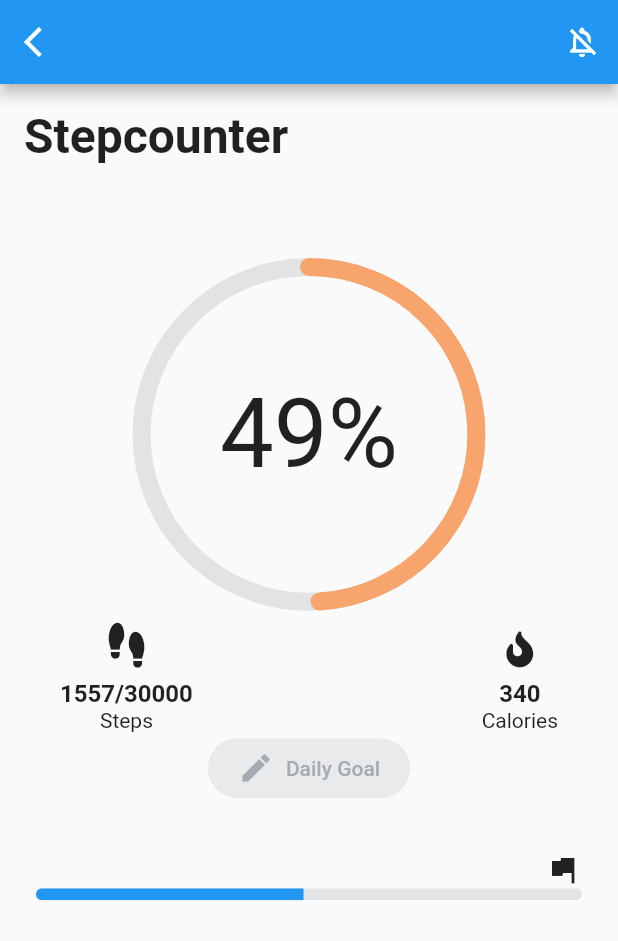
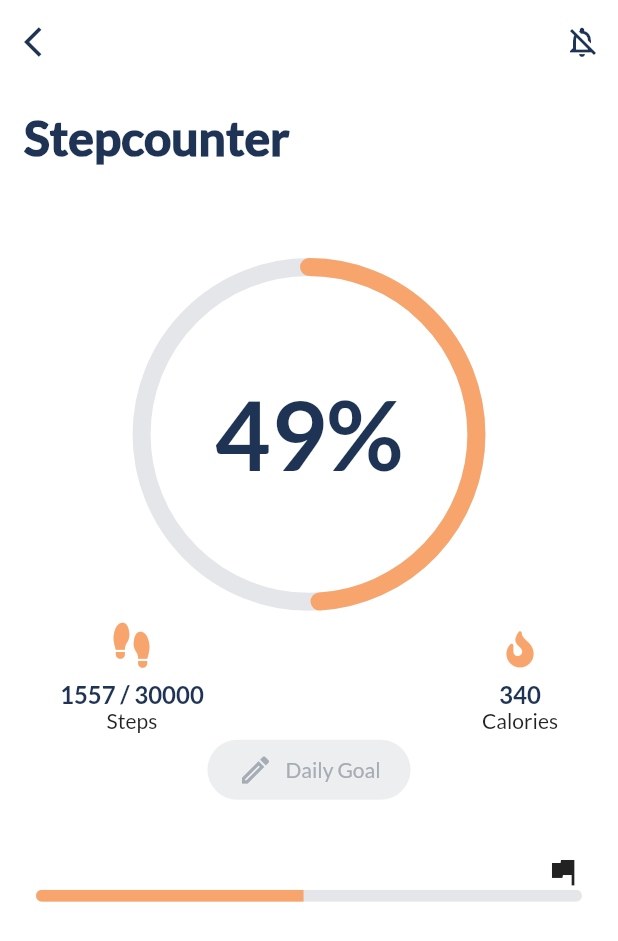
Before and after one commit to migalv/fastic_step_counter, a Flutter app: the screen it shows after launch, after a tap on "Daily Goal", on a phone screen of 412 x 824 dp. Shown: the top 941 px of the screen. Run offline on Flutter 3.47's test engine with Material 2 defaults, Android fonts, the phone set to English and light mode, and no system bars; our stand-ins replace dartz, font_awesome_flutter, freezed_annotation; generated files the repository leaves out were written again.

Commit message:
Add Lato Font Family as default font

```diff
--- a/lib/presentation/my_app.dart
+++ b/lib/presentation/my_app.dart
@@ -1,12 +1,14 @@
 import 'package:fastic_step_counter/presentation/step_counter/step_counter_page.dart';
+import 'package:fastic_step_counter/presentation/step_counter/themes/fastic_theme.dart';
 import 'package:flutter/material.dart';
 
 class MyApp extends StatelessWidget {
   @override
   Widget build(BuildContext context) {
-    return const MaterialApp(
+    return MaterialApp(
       title: 'Fastic Step Counter',
-      home: StepCounterPage(),
+      theme: fasticTheme,
+      home: const StepCounterPage(),
     );
   }
 }
--- a/lib/presentation/step_counter/step_counter_page.dart
+++ b/lib/presentation/step_counter/step_counter_page.dart
@@ -1,5 +1,6 @@
 import 'dart:math' as math;
 
+import 'package:fastic_step_counter/presentation/step_counter/themes/app_colors.dart';
 import 'package:fastic_step_counter/presentation/step_counter/widgets/circle_progress.dart';
 import 'package:fastic_step_counter/presentation/step_counter/widgets/statistics.dart';
 import 'package:flutter/material.dart';
@@ -11,17 +12,26 @@ class StepCounterPage extends StatelessWidget {
   @override
   Widget build(BuildContext context) {
     return Scaffold(
+      backgroundColor: Colors.white,
       appBar: AppBar(
         leading: IconButton(
           onPressed: () {},
-          icon: const Icon(Icons.arrow_back_ios),
+          icon: const Icon(
+            Icons.arrow_back_ios,
+            color: AppColors.darkBlue,
+          ),
         ),
         actions: [
           IconButton(
             onPressed: () {},
-            icon: const Icon(Icons.notifications_off_outlined),
+            icon: const Icon(
+              Icons.notifications_off_outlined,
+              color: AppColors.darkBlue,
+            ),
           ),
         ],
+        elevation: 0.0,
+        backgroundColor: Colors.white,
       ),
       body: Column(
         crossAxisAlignment: CrossAxisAlignment.start,
@@ -44,7 +54,8 @@ class StepCounterPage extends StatelessWidget {
           "Stepcounter",
           style: TextStyle(
             fontSize: 32.0,
-            fontWeight: FontWeight.bold,
+            fontWeight: FontWeight.w900,
+            color: AppColors.darkBlue,
           ),
         ),
       );
@@ -56,14 +67,20 @@ class StepCounterPage extends StatelessWidget {
             Statistics(
               icon: RotatedBox(
                 quarterTurns: -1,
-                child: Icon(FontAwesomeIcons.shoePrints),
+                child: Icon(
+                  FontAwesomeIcons.shoePrints,
+                  color: AppColors.orange,
+                ),
               ),
               statName: "Steps",
-              stats: "1557/30000",
+              stats: "1557 / 30000",
             ),
             Expanded(child: SizedBox()),
             Statistics(
-              icon: Icon(FontAwesomeIcons.fire),
+              icon: Icon(
+                FontAwesomeIcons.fire,
+                color: AppColors.orange,
+              ),
               statName: "Calories",
               stats: "340",
             ),
@@ -74,7 +91,7 @@ class StepCounterPage extends StatelessWidget {
   Widget _buildDailyGoalButton() => Center(
         child: TextButton.icon(
           style: TextButton.styleFrom(
-            primary: const Color.fromRGBO(166, 172, 180, 1),
+            primary: AppColors.gray,
             shape: RoundedRectangleBorder(
               borderRadius: BorderRadius.circular(24.0),
             ),
@@ -82,10 +99,10 @@ class StepCounterPage extends StatelessWidget {
               vertical: 8.0,
               horizontal: 20.0,
             ),
-            backgroundColor: const Color.fromRGBO(166, 172, 180, 0.2),
+            backgroundColor: AppColors.gray20,
           ),
           onPressed: () {},
-          icon: const Icon(Icons.edit),
+          icon: const Icon(Icons.edit_outlined),
           label: const Text("Daily Goal"),
         ),
       );
@@ -103,8 +120,9 @@ class StepCounterPage extends StatelessWidget {
               borderRadius: BorderRadius.circular(8.0),
               child: const LinearProgressIndicator(
                 value: 0.49,
-                backgroundColor: Color.fromRGBO(166, 172, 180, 0.3),
+                backgroundColor: AppColors.gray30,
                 minHeight: 8.0,
+                color: AppColors.orange,
               ),
             ),
           ],
--- /dev/null
+++ b/lib/presentation/step_counter/themes/app_colors.dart
@@ -0,0 +1,13 @@
+import 'dart:ui';
+
+class AppColors {
+  static const orange = Color.fromRGBO(247, 165, 108, 1);
+  static const fadeGray = Color.fromRGBO(237, 241, 243, 1);
+  static const gray = Color.fromRGBO(166, 172, 180, 1);
+  // Since I didn't find any colors for some parts of the app I reused the gray
+  // color with a differente opacity
+  static const gray30 = Color.fromRGBO(166, 172, 180, 0.3);
+  static const gray20 = Color.fromRGBO(166, 172, 180, 0.2);
+  static const softBlue = Color.fromRGBO(89, 98, 116, 1);
+  static const darkBlue = Color.fromRGBO(31, 52, 85, 1);
+}
--- /dev/null
+++ b/lib/presentation/step_counter/themes/fastic_theme.dart
@@ -0,0 +1,13 @@
+import 'package:flutter/material.dart';
+
+ThemeData fasticTheme = ThemeData.light().copyWith(
+  textTheme: ThemeData.light().textTheme.apply(
+        fontFamily: 'Lato',
+      ),
+  primaryTextTheme: ThemeData.light().textTheme.apply(
+        fontFamily: 'Lato',
+      ),
+  accentTextTheme: ThemeData.light().textTheme.apply(
+        fontFamily: 'Lato',
+      ),
+);
--- a/lib/presentation/step_counter/widgets/circle_progress.dart
+++ b/lib/presentation/step_counter/widgets/circle_progress.dart
@@ -1,5 +1,6 @@
 import 'dart:math';
 
+import 'package:fastic_step_counter/presentation/step_counter/themes/app_colors.dart';
 import 'package:flutter/material.dart';
 
 class CircleProgress extends StatelessWidget {
@@ -22,7 +23,11 @@ class CircleProgress extends StatelessWidget {
           child: Center(
             child: Text(
               "${value.toStringAsFixed(0)}%",
-              style: const TextStyle(fontSize: 64.0),
+              style: const TextStyle(
+                fontSize: 64.0,
+                fontWeight: FontWeight.w800,
+                color: AppColors.darkBlue,
+              ),
             ),
           ),
         ),
@@ -44,8 +49,8 @@ class CircleProgressPainter extends CustomPainter {
   @override
   void paint(Canvas canvas, Size size) {
     const int maximumValue = 100;
-    const Color strokeColor = Color.fromRGBO(247, 165, 108, 1);
-    const Color backgroundColor = Color.fromRGBO(166, 172, 180, 0.3);
+    const Color strokeColor = AppColors.orange;
+    const Color backgroundColor = AppColors.gray30;
     const double strokeWidth = 12.0;
 
     final Paint outerCircle = Paint()
--- a/lib/presentation/step_counter/widgets/statistics.dart
+++ b/lib/presentation/step_counter/widgets/statistics.dart
@@ -1,3 +1,4 @@
+import 'package:fastic_step_counter/presentation/step_counter/themes/app_colors.dart';
 import 'package:flutter/material.dart';
 
 class Statistics extends StatelessWidget {
@@ -25,6 +26,7 @@ class Statistics extends StatelessWidget {
           style: const TextStyle(
             fontWeight: FontWeight.bold,
             fontSize: 16.0,
+            color: AppColors.darkBlue,
           ),
         ),
         Text(statName),
```
Also changed, not shown: pubspec.yaml (+8 -27 lines), assets/fonts/lato/Lato-Bold.ttf (added), assets/fonts/lato/Lato-Italic.ttf (added), assets/fonts/lato/Lato-Regular.ttf (added).
